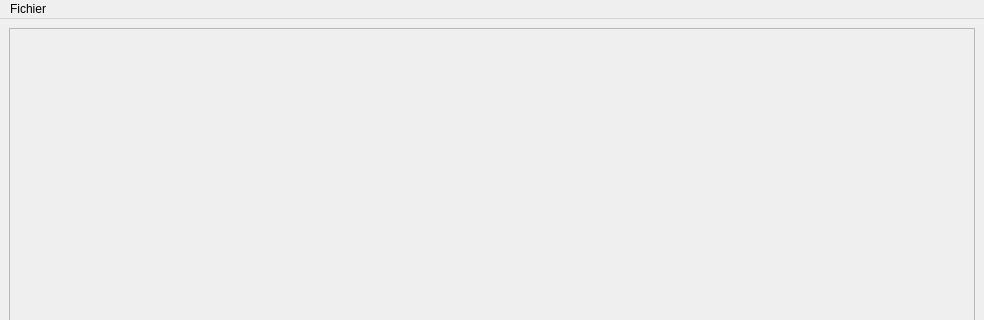
Above: src/gui_execution_diagram/resource/execution_diagram.ui from PIBAUR/Plaisir before the change; both pictures show x 0 to 984 and y 0 to 320 of the 984 by 767 pixel window. Below: the same form after it.
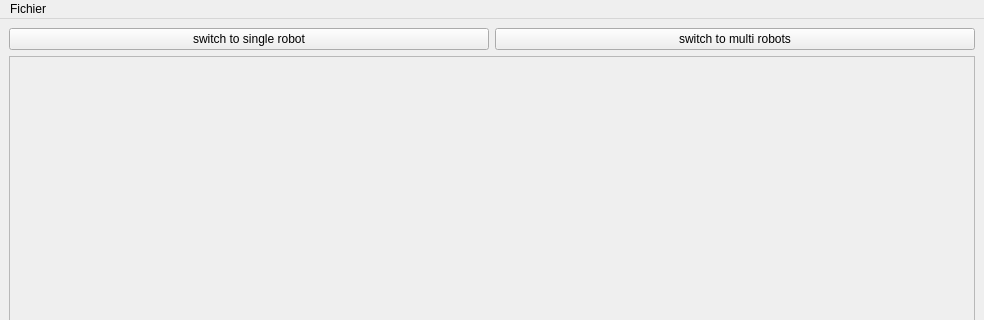
That is the form after the change.

Commit message: add multi robot logic to execution diagram

What changed in the file:
```diff
--- a/src/gui_execution_diagram/resource/execution_diagram.ui
+++ b/src/gui_execution_diagram/resource/execution_diagram.ui
@@ -15,6 +15,27 @@
   </property>
   <widget class="QWidget" name="centralwidget">
    <layout class="QVBoxLayout" name="verticalLayout_4">
+    <item>
+     <layout class="QHBoxLayout" name="horizontalLayout_2">
+      <property name="topMargin">
+       <number>0</number>
+      </property>
+      <item>
+       <widget class="QPushButton" name="switchToSingleRobot_button">
+        <property name="text">
+         <string>switch to single robot</string>
+        </property>
+       </widget>
+      </item>
+      <item>
+       <widget class="QPushButton" name="switchToMultiRobots_button">
+        <property name="text">
+         <string>switch to multi robots</string>
+        </property>
+       </widget>
+      </item>
+     </layout>
+    </item>
     <item>
      <widget class="QScrollArea" name="canvasScrollArea">
       <property name="widgetResizable">
@@ -26,7 +47,7 @@
          <x>0</x>
          <y>0</y>
          <width>964</width>
-         <height>700</height>
+         <height>665</height>
         </rect>
        </property>
        <layout class="QHBoxLayout" name="horizontalLayout">
```
Left out of the diff: 3 changed lines with no effect on the pictures. The commit also changes 5 other files.
